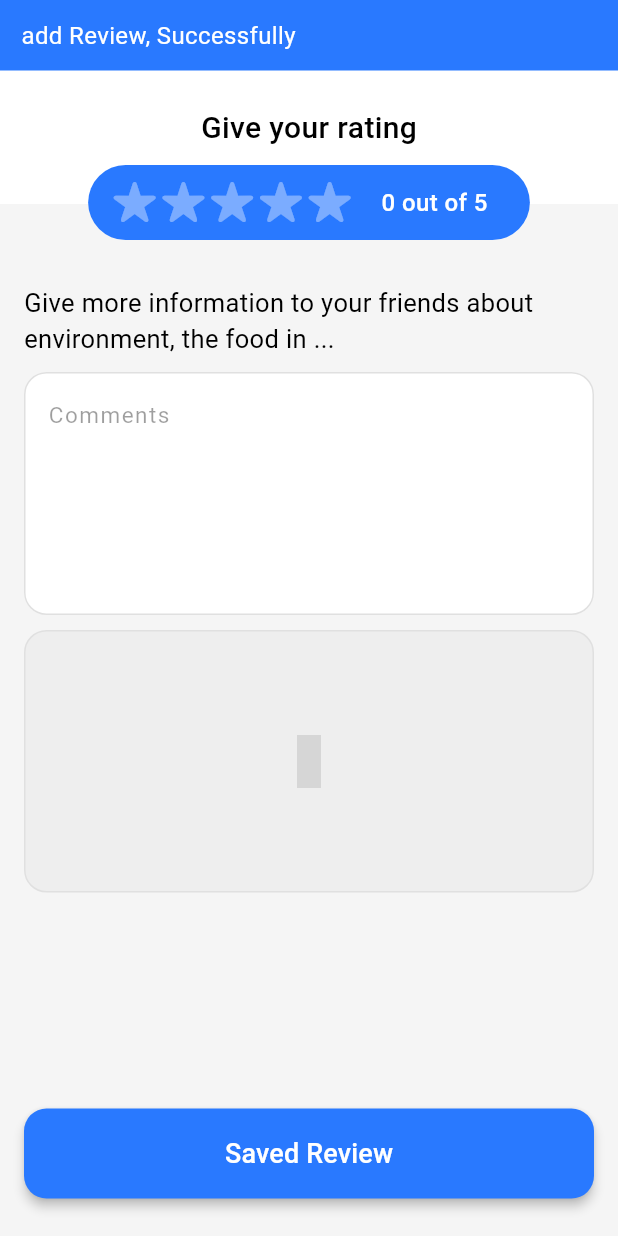
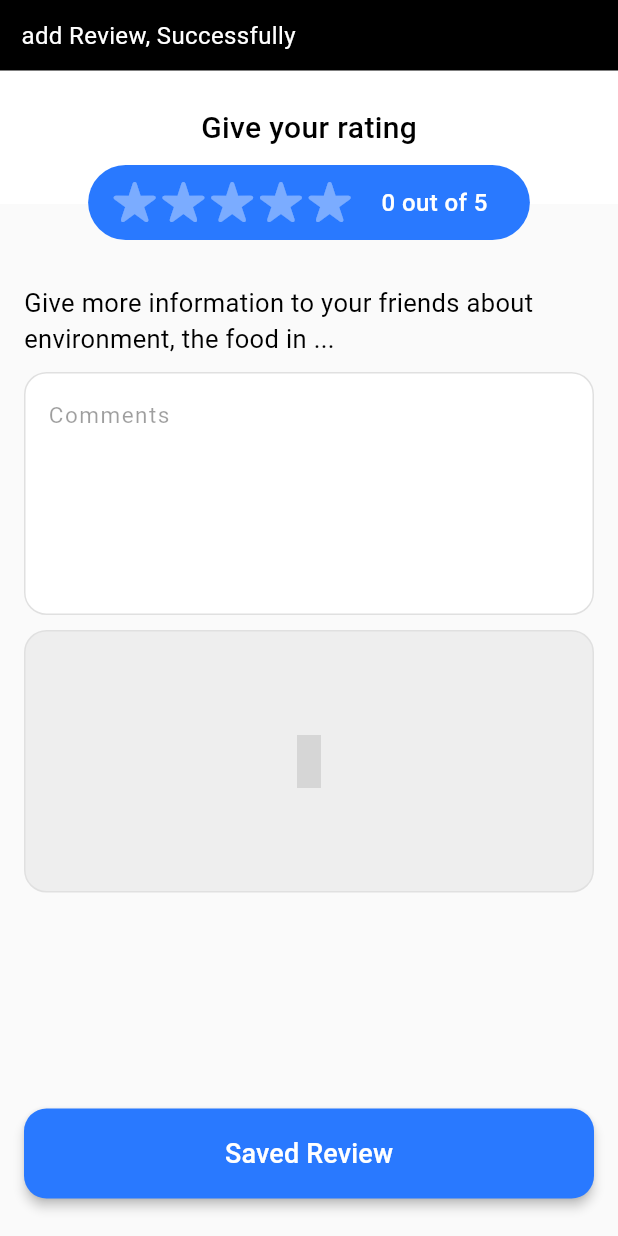
Before and after one commit to RabbaliAfdhalYasyfiya/food-court-app, a Flutter app: the ReviewPage screen opened directly with empty values, after a tap on "Saved Review", on a phone screen of 412 x 824 dp. Run offline on Flutter 3.47's test engine with Material 3 defaults, Android fonts, the phone set to English and light mode, and no system bars; drawn by our look-alikes of another_flushbar, flutter_rating_bar; our stand-ins replace cached_network_image, cloud_firestore, currency_text_input_formatter, double_back_to_close_app, firebase_auth, firebase_core and 15 more; missing offline and left inert: blue_thermal_printer, custom_info_window; accounts and stored records are empty; network calls fail; Roboto replaces fonts that are missing (SF Pro Text); grey boxes are pictures that could not be loaded.

Commit message:
change theme

```diff
--- a/lib/screen/client/pages/location/food_court/review_page.dart
+++ b/lib/screen/client/pages/location/food_court/review_page.dart
@@ -126,7 +126,7 @@ class _ReviewPageState extends State<ReviewPage> {
       onTap: () => FocusScope.of(context).unfocus(),
       child: Scaffold(
         resizeToAvoidBottomInset: false,
-        backgroundColor: Colors.grey.shade100,
+        backgroundColor: Theme.of(context).colorScheme.onSurface,
         appBar: AppBar(
           backgroundColor: Colors.white,
           elevation: 0,
@@ -138,7 +138,7 @@ class _ReviewPageState extends State<ReviewPage> {
             ),
             icon: Icon(
               Icons.arrow_back_rounded,
-              color: Theme.of(context).primaryColor,
+              color: Theme.of(context).colorScheme.primary,
             ),
             onPressed: () {
               Navigator.pop(context);
@@ -165,7 +165,7 @@ class _ReviewPageState extends State<ReviewPage> {
                             Container(
                               height: 80,
                               width: double.infinity,
-                              color: Colors.white,
+                              color: Theme.of(context).colorScheme.surface,
                             ),
                             Container(
                               width: double.infinity,
@@ -174,10 +174,10 @@ class _ReviewPageState extends State<ReviewPage> {
                               child: Column(
                                 crossAxisAlignment: CrossAxisAlignment.center,
                                 children: [
-                                  const Text(
+                                  Text(
                                     'Give your rating',
                                     style: TextStyle(
-                                      color: Colors.black,
+                                      color: Theme.of(context).primaryColor,
                                       fontSize: 20,
                                       fontWeight: FontWeight.w500,
                                     ),
@@ -187,7 +187,7 @@ class _ReviewPageState extends State<ReviewPage> {
                                     padding:
                                         const EdgeInsets.symmetric(horizontal: 16, vertical: 10),
                                     decoration: BoxDecoration(
-                                      color: Theme.of(context).primaryColor,
+                                      color: Theme.of(context).colorScheme.primary,
                                       borderRadius: BorderRadius.circular(50),
                                     ),
                                     child: Row(
@@ -258,8 +258,8 @@ class _ReviewPageState extends State<ReviewPage> {
                             children: [
                               Text(
                                 'Give more information to your friends about environment, the food in ${widget.placeName}...',
-                                style: const TextStyle(
-                                  color: Colors.black,
+                                style: TextStyle(
+                                  color: Theme.of(context).primaryColor,
                                   fontSize: 17,
                                   fontWeight: FontWeight.w400,
                                 ),
@@ -427,8 +427,9 @@ class _ReviewPageState extends State<ReviewPage> {
                           ),
                           elevation: const WidgetStatePropertyAll(3),
                           fixedSize: const WidgetStatePropertyAll(Size.fromWidth(double.maxFinite)),
-                          shadowColor: const WidgetStatePropertyAll(Colors.black),
-                          backgroundColor: WidgetStatePropertyAll(Theme.of(context).primaryColor),
+                          shadowColor: WidgetStatePropertyAll(Theme.of(context).primaryColor),
+                          backgroundColor:
+                              WidgetStatePropertyAll(Theme.of(context).colorScheme.primary),
                           padding: const WidgetStatePropertyAll(
                             EdgeInsets.symmetric(vertical: 17),
                           ),
--- a/lib/screen/client/pages/location/tenant_court/tenant_appbar.dart
+++ b/lib/screen/client/pages/location/tenant_court/tenant_appbar.dart
@@ -29,7 +29,7 @@ class TenantAppbar extends StatelessWidget {
         ),
         icon: Icon(
           Icons.arrow_back_rounded,
-          color: Theme.of(context).primaryColor,
+          color: Theme.of(context).colorScheme.primary,
         ),
         onPressed: () {
           Navigator.pop(context);
--- a/lib/screen/splash_screen.dart
+++ b/lib/screen/splash_screen.dart
@@ -92,7 +92,7 @@ class _SplashScreenState extends State<SplashScreen> {
   @override
   Widget build(BuildContext context) {
     return Scaffold(
-      backgroundColor: Theme.of(context).primaryColor,
+      backgroundColor: Theme.of(context).splashColor,
       extendBody: false,
       body: Stack(
         alignment: Alignment.bottomCenter,
--- a/lib/theme/theme.dart
+++ b/lib/theme/theme.dart
@@ -3,26 +3,22 @@ import 'package:flutter/material.dart';
 ThemeData lightMode = ThemeData(
   fontFamily: 'SF Pro Text',
   useMaterial3: true,
-  primaryColor: Colors.blueAccent.shade400,
-
-  scaffoldBackgroundColor: Colors.white,
-  brightness: Brightness.light,
-  dividerTheme: const DividerThemeData(
-    color: Colors.black54,
-  ),
-
+  dividerColor: Colors.black26,
+  primaryColor: Colors.black,
+  splashColor: Colors.blueAccent.shade400,
+  indicatorColor: Colors.blueAccent.shade400,
   colorScheme: ColorScheme.light(
-    primary: const Color.fromARGB(255, 9, 14, 21),
-    onPrimary: Colors.blueAccent.shade700,
-    secondary: Colors.blueAccent,
-    onSecondary: Colors.blueAccent.shade100,
-    error: Colors.red.shade600,
-    onError: Colors.redAccent,
+    brightness: Brightness.light,
     surface: Colors.white,
-    onSurface: Colors.black87,
+    onSurface: Colors.grey.shade50,
+    onPrimary: Colors.grey.shade200,
+    primary: Colors.blueAccent.shade400,
+    secondary: Colors.grey.shade100,
+    error: Colors.red.shade400,
+    primaryFixed: Colors.greenAccent.shade400,
+    outline: Colors.black12,
   ),
 );
-
 
 ThemeData darkMode = ThemeData(
   fontFamily: 'SF Pro Text',
--- a/lib/widget/page.dart
+++ b/lib/widget/page.dart
@@ -112,7 +112,7 @@ class _PageReviewState extends State<PageReview> {
                   fixedCenter: true,
                   activeDotScale: 0,
                   dotColor: Colors.grey.shade400,
-                  activeDotColor: Theme.of(context).primaryColor,
+                  activeDotColor: Theme.of(context).colorScheme.primary,
                 ),
               ),
             ],
```
Also changed, not shown: lib/screen/client/pages/location/food_court/food_court_page.dart (+18 -12 lines), lib/screen/client/pages/location/location_page.dart (+40 -47 lines), lib/screen/client/pages/location/route_page.dart (+70 -3 lines), lib/screen/client/pages/location/tenant_court/tenant_info.dart (+7 -5 lines), lib/screen/client/pages/location/tenant_court/tenant_menu.dart (+7 -6 lines), lib/widget/tile.dart (+17 -18 lines).
